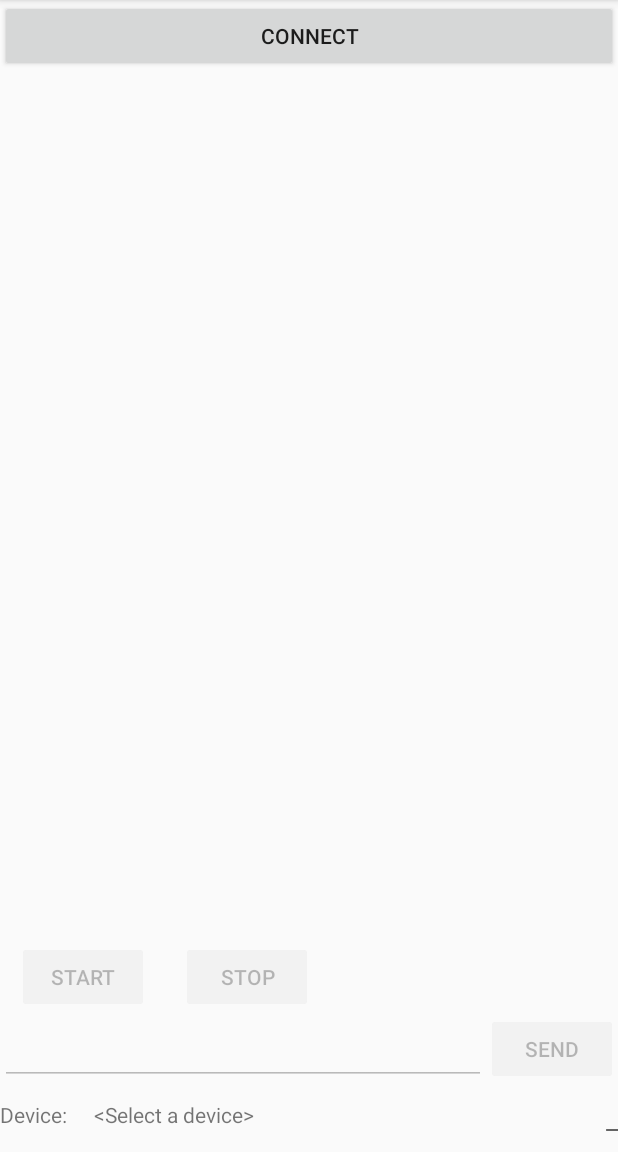
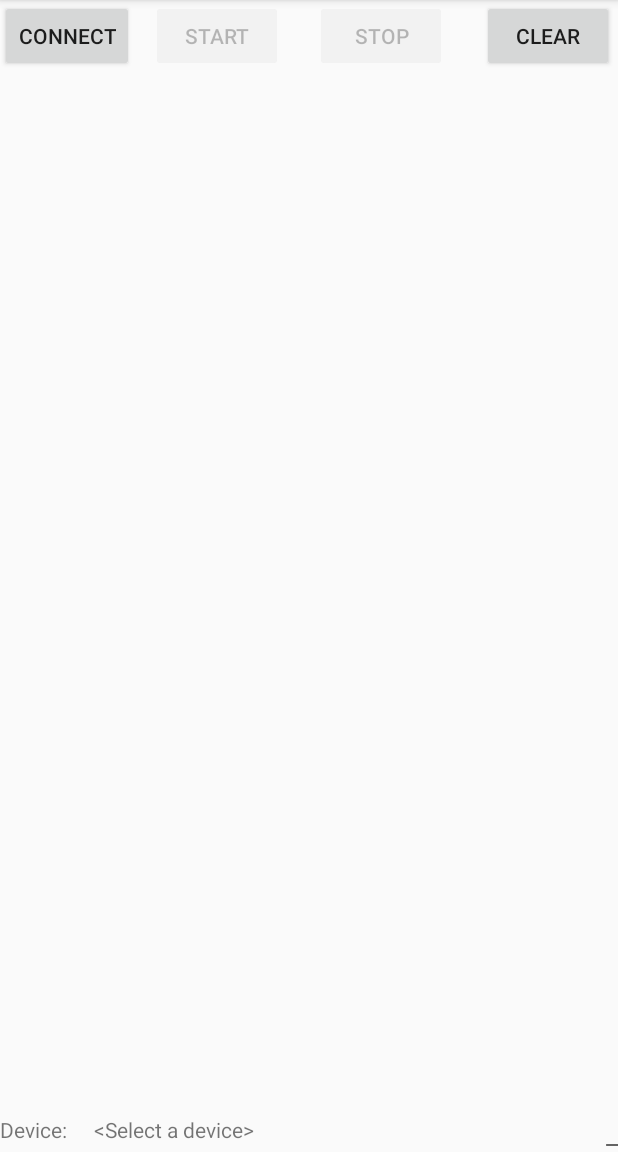
Before and after one commit to MatsDeMeyer/RF-Survey-BLE, an Android app: the screen it shows after launch (MainActivity), on a phone screen of 412 x 824 dp, the part 84-1236 px from its top. Run offline under Robolectric (Android 15) with nearby library versions, the phone set to English and light mode, and no system bars; 2 statements that could not run were skipped.

```diff
--- a/app/src/main/AndroidManifest.xml
+++ b/app/src/main/AndroidManifest.xml
@@ -33,6 +33,7 @@
     <uses-permission android:name="android.permission.BLUETOOTH_ADMIN" />
     <uses-permission android:name="android.permission.ACCESS_COARSE_LOCATION" />
     <uses-permission android:name="android.permission.ACCESS_FINE_LOCATION" />
+    <uses-permission android:name="android.permission.WRITE_EXTERNAL_STORAGE" />
 
     <application
         android:label="@string/app_name"
--- a/app/src/main/res/layout/main.xml
+++ b/app/src/main/res/layout/main.xml
@@ -11,68 +11,24 @@
         android:layout_height="wrap_content"
         android:orientation="horizontal" >
 
+        <RelativeLayout
+            android:layout_width="match_parent"
+            android:layout_height="match_parent">
+
             <Button
                 android:id="@+id/btn_select"
-            android:layout_width="match_parent"
-            android:layout_height="wrap_content"
-            android:padding="12dp"
-            android:text="Connect"
-            android:textAppearance="@android:style/TextAppearance.Material.Button" />
-    </LinearLayout>
-
-    <LinearLayout
-        android:id="@+id/linearLayout3"
-        android:layout_width="match_parent"
-        android:layout_height="160dp"
-        android:layout_weight="0.31"
-        android:orientation="vertical" >
-
-        <RelativeLayout
-            android:id="@+id/RelativeLayout1"
-            android:layout_width="match_parent"
-            android:layout_height="292dp"
-            android:layout_weight="4.11"
-            android:orientation="vertical" >
-
-            <EditText
-                android:id="@+id/sendText"
-                android:layout_width="102dp"
-                android:layout_height="wrap_content"
-                android:layout_alignParentBottom="true"
-                android:layout_alignParentLeft="true"
-                android:layout_toLeftOf="@+id/sendButton"
-                android:ems="10"
-                android:enabled="false"
-                android:fontFamily="1"
-                android:lines="1"
-                android:maxLength="20"
-                android:maxLines="1"
-                android:shadowRadius="1" />
-
-            <ListView
-                android:id="@+id/listMessage"
-                android:layout_width="match_parent"
-                android:layout_height="match_parent"
-                android:layout_above="@+id/startButton"
-                android:layout_alignParentStart="true"></ListView>
-
-            <Button
-                android:id="@+id/sendButton"
                 android:layout_width="wrap_content"
                 android:layout_height="wrap_content"
-                android:layout_alignParentBottom="true"
-                android:layout_alignParentRight="true"
-                android:enabled="false"
-                android:text="Send"
+                android:text="Connect"
                 android:textAppearance="@android:style/TextAppearance.Material.Button" />
 
             <Button
                 android:id="@+id/startButton"
                 android:layout_width="wrap_content"
                 android:layout_height="wrap_content"
-                android:layout_above="@+id/sendButton"
-                android:layout_alignParentStart="true"
+                android:layout_toEndOf="@+id/btn_select"
                 android:layout_marginStart="11dp"
+                android:layout_weight="1"
                 android:text="Start"
                 android:textAppearance="@android:style/TextAppearance.Material.Button" />
 
@@ -83,19 +39,45 @@
                 android:layout_alignTop="@+id/startButton"
                 android:layout_marginStart="21dp"
                 android:layout_toEndOf="@+id/startButton"
+                android:layout_weight="1"
                 android:text="Stop"
                 android:textAppearance="@android:style/TextAppearance.Material.Button" />
 
+            <Button
+                android:id="@+id/clearButton"
+                android:layout_width="wrap_content"
+                android:layout_height="wrap_content"
+                android:layout_alignTop="@+id/startButton"
+                android:layout_marginStart="23dp"
+                android:layout_toEndOf="@+id/stopButton"
+                android:layout_weight="1"
+                android:text="Clear" />
         </RelativeLayout>
+
     </LinearLayout>
+
+    <LinearLayout
+        android:id="@+id/linearLayout3"
+        android:layout_width="match_parent"
+        android:layout_height="160dp"
+        android:layout_weight="0.31"
+        android:orientation="vertical" >
+
+        <ListView
+            android:id="@+id/listMessage"
+            android:layout_width="match_parent"
+            android:layout_height="match_parent"
+            android:layout_above="@+id/startButton"
+            android:layout_alignParentStart="true"
+            android:layout_weight="4.11"></ListView>
 
         <RelativeLayout
             android:id="@+id/RelativeLayout1"
             android:layout_width="match_parent"
-        android:layout_height="wrap_content"
-        android:layout_marginBottom="10dp"
-        android:layout_marginTop="10dp"
-        android:orientation="vertical" >
+            android:layout_height="50dp"
+            android:layout_weight="4.11"
+            android:orientation="vertical">
+
 
             <TextView
                 android:id="@+id/deviceLabel"
@@ -123,6 +105,8 @@
                 android:layout_alignParentTop="true"
                 android:text="_"
                 android:textAppearance="?android:attr/textAppearanceMedium" />
+
         </RelativeLayout>
+    </LinearLayout>
 
 </LinearLayout>
```
Also changed, not shown: app/src/main/java/com/nordicsemi/nrfUARTv2/ALPHandler.java (+109 -5 lines), app/src/main/java/com/nordicsemi/nrfUARTv2/MainActivity.java (+72 -35 lines). Lines whose indentation alone changed are shown as unchanged.
